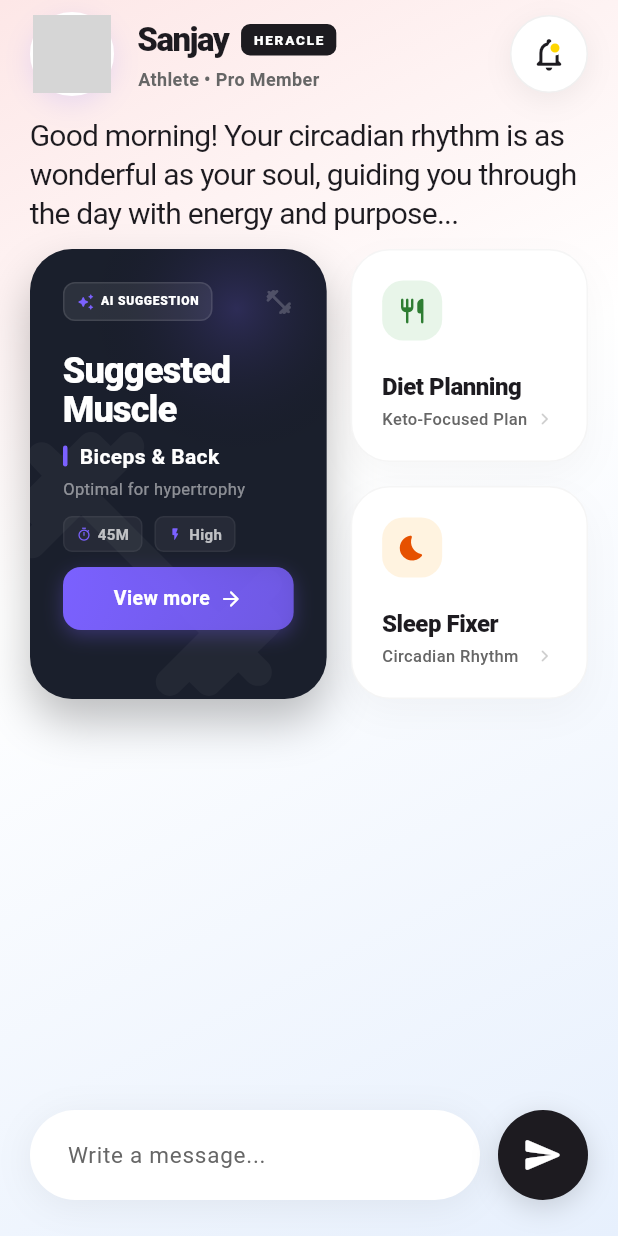
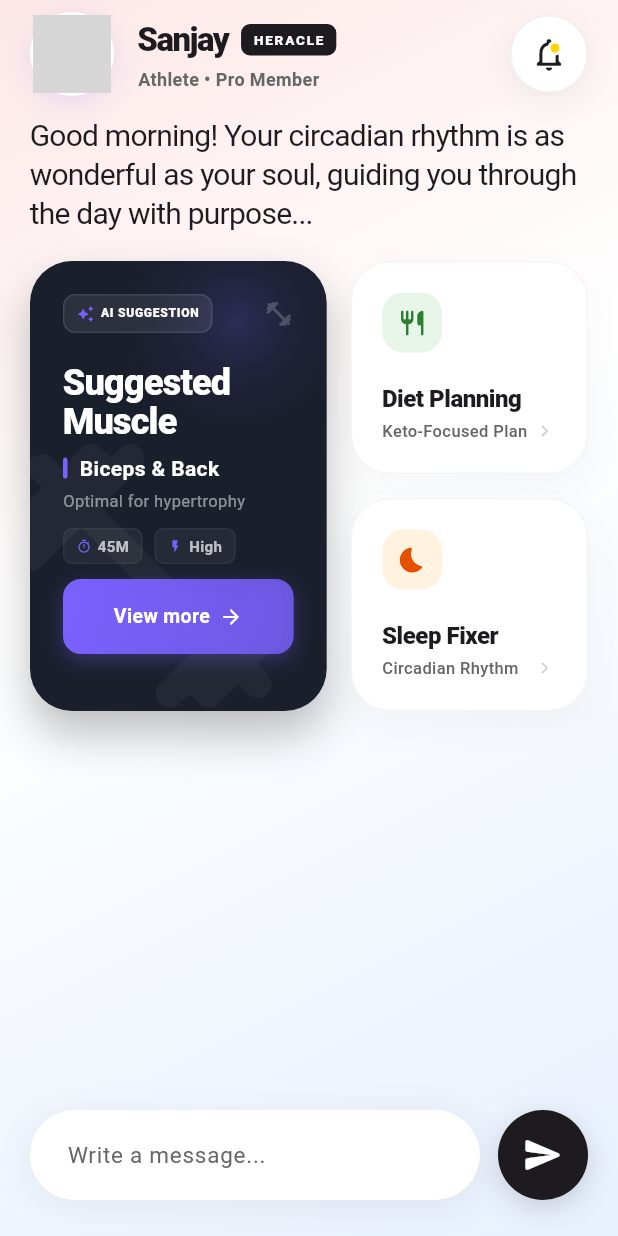
Before and after one commit to sanjaysagar12/ai_heracle_fit, a Flutter app: the screen it shows after launch, on a phone screen of 412 x 824 dp. Run offline on Flutter 3.47's test engine with Material 3 defaults, Android fonts, the light colour scheme and no system bars; network calls fail; grey boxes are pictures that could not be loaded.

Commit message:
feat: implement dashboard home tab with AI cards and greeting widget

```diff
--- a/lib/page/dashboard/tabs/home_tab.dart
+++ b/lib/page/dashboard/tabs/home_tab.dart
@@ -22,17 +22,22 @@ class HomeTab extends StatelessWidget {
             child: HeaderWidget(),
           ),
           Padding(
-            padding: EdgeInsets.fromLTRB(
+            padding: const EdgeInsets.fromLTRB(
               20,
               12, // Reduced top padding
               20,
-              12, // Reduced bottom padding
+              0, // Set to 0 to use SizedBox for explicit spacing
             ),
             child: GreetingWidget(),
           ),
+          const SizedBox(
+            height: 20,
+          ), // Added space between GreetingWidget and AiCardsSection
           Padding(
-            padding: EdgeInsets.symmetric(horizontal: 20),
-            child: Column(children: [AiCardsSection(), SizedBox(height: 32)]),
+            padding: const EdgeInsets.symmetric(horizontal: 20),
+            child: Column(
+              children: [AiCardsSection(), const SizedBox(height: 32)],
+            ),
           ),
         ],
       ),
--- a/lib/page/dashboard/widgets/ai_cards_section.dart
+++ b/lib/page/dashboard/widgets/ai_cards_section.dart
@@ -224,7 +224,7 @@ class AiCardsSection extends StatelessWidget {
                   InkWell(
                     onTap: () {},
                     child: Container(
-                      height: 42, // Reduced from 46
+                      height: 50, // Reduced from 46
                       width: double.infinity,
                       decoration: BoxDecoration(
                         gradient: LinearGradient(
--- a/lib/page/dashboard/widgets/greeting_widget.dart
+++ b/lib/page/dashboard/widgets/greeting_widget.dart
@@ -11,7 +11,7 @@ class GreetingWidget extends StatefulWidget {
 
 class _GreetingWidgetState extends State<GreetingWidget> {
   static const String _fullText =
-      'Good morning! Your circadian rhythm is as wonderful as your soul, guiding you through the day with energy and purpose...';
+      'Good morning! Your circadian rhythm is as wonderful as your soul, guiding you through the day with purpose...';
 
   String _currentText = '';
   Timer? _timer;
```
